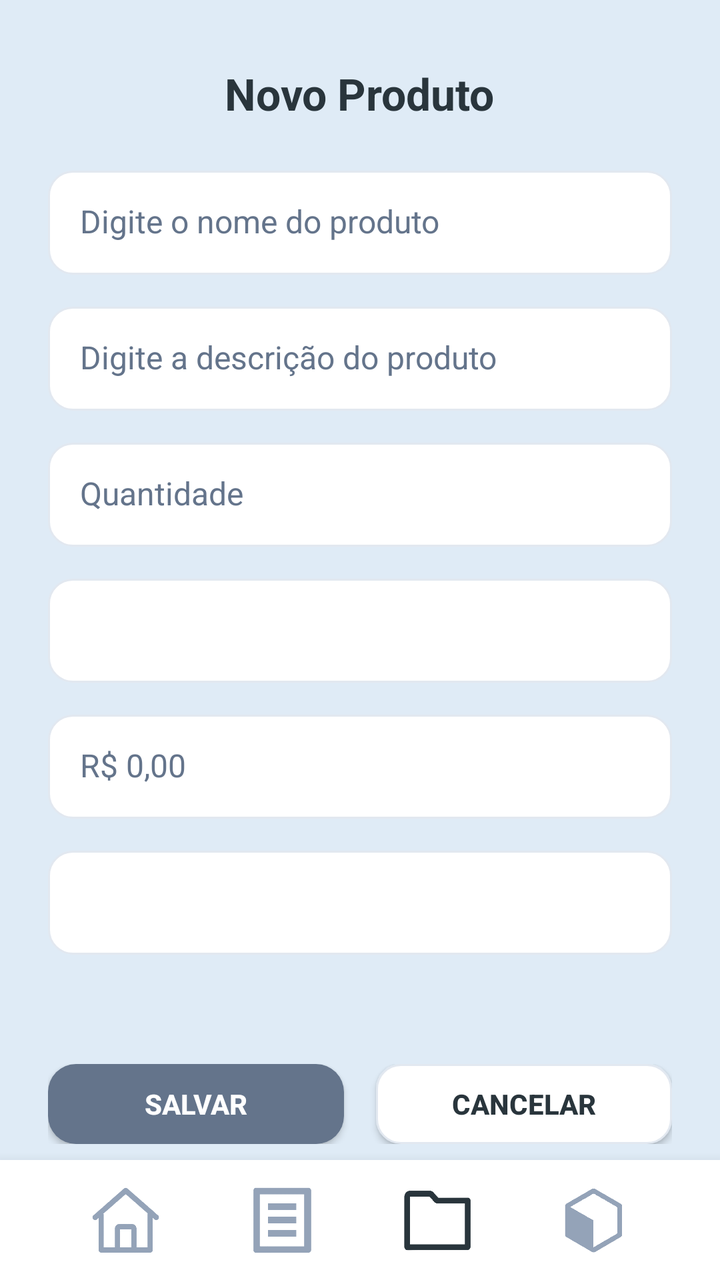
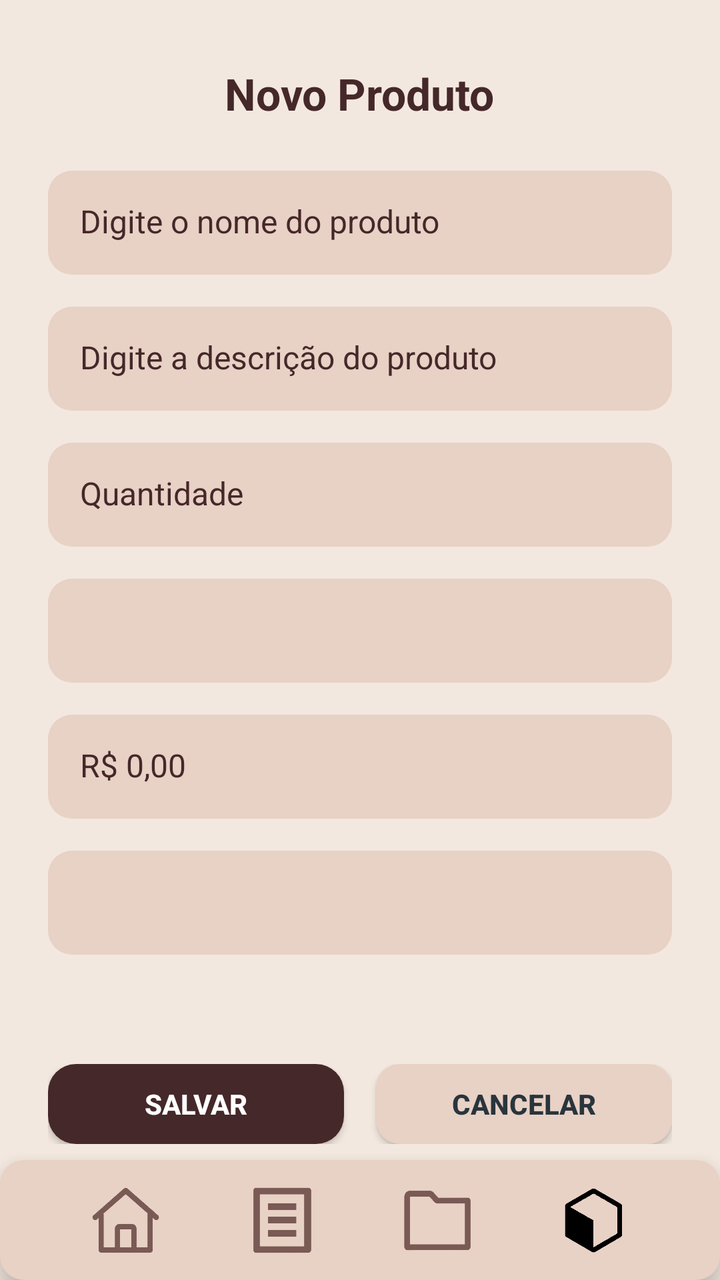

Screens rendered from an Android XML layout before and after an edit, with the pre-edit source and the edit as a unified diff.
<!-- AndroidManifest.xml: application theme Theme.ListaCompras -->
<!-- res/layout/activity_produto_criar.xml -->
<?xml version="1.0" encoding="utf-8"?>
<RelativeLayout xmlns:android="http://schemas.android.com/apk/res/android"
    xmlns:app="http://schemas.android.com/apk/res-auto"
    android:id="@+id/main"
    android:layout_width="match_parent"
    android:layout_height="match_parent"
    android:background="#DFEBF6">

    
    <TextView
        android:id="@+id/txtTituloNovoProduto"
        android:layout_width="wrap_content"
        android:layout_height="wrap_content"
        android:text="Novo Produto"
        android:textSize="22sp"
        android:textStyle="bold"
        android:textColor="#29353C"
        android:layout_marginTop="32dp"
        android:layout_centerHorizontal="true" />

    
    <LinearLayout
        android:id="@+id/containerFormulario"
        android:layout_width="match_parent"
        android:layout_height="wrap_content"
        android:orientation="vertical"
        android:layout_below="@id/txtTituloNovoProduto"
        android:paddingHorizontal="24dp"
        android:paddingTop="24dp">

        
        <EditText
            android:id="@+id/edtNome"
            android:layout_width="match_parent"
            android:layout_height="52dp"
            android:hint="Digite o nome do produto"
            android:background="@drawable/card_secundario"
            android:padding="16dp"
            android:textColor="#29353C"
            android:textColorHint="#64748B"
            android:textSize="16sp" />

        <EditText
            android:id="@+id/edtDescricaoProduto"
            android:layout_width="match_parent"
            android:layout_height="52dp"
            android:layout_marginTop="16dp"
            android:hint="Digite a descrição do produto"
            android:background="@drawable/card_secundario"
            android:padding="16dp"
            android:textColor="#29353C"
            android:textColorHint="#64748B"
            android:textSize="16sp" />

        
        <EditText
            android:id="@+id/edtQuantidadeProduto"
            android:layout_width="match_parent"
            android:layout_height="52dp"
            android:layout_marginTop="16dp"
            android:hint="Quantidade"
            android:inputType="number"
            android:background="@drawable/card_secundario"
            android:padding="16dp"
            android:textColor="#29353C"
            android:textColorHint="#64748B"
            android:textSize="16sp" />

        
        <Spinner
            android:id="@+id/spinnerUnidade"
            android:layout_width="match_parent"
            android:layout_height="52dp"
            android:layout_marginTop="16dp"
            android:background="@drawable/card_secundario"
            android:padding="16dp"
            android:spinnerMode="dropdown" />

        
        <EditText
            android:id="@+id/edtPrecoProduto"
            android:layout_width="match_parent"
            android:layout_height="52dp"
            android:layout_marginTop="16dp"
            android:hint="R$ 0,00"
            android:inputType="numberDecimal"
            android:background="@drawable/card_secundario"
            android:padding="16dp"
            android:textColor="#29353C"
            android:textColorHint="#64748B"
            android:textSize="16sp" />

        
        <Spinner
            android:id="@+id/spinnerCategoriaProduto"
            android:layout_width="match_parent"
            android:layout_height="52dp"
            android:layout_marginTop="16dp"
            android:background="@drawable/card_secundario"
            android:padding="16dp"
            android:spinnerMode="dropdown" />

    </LinearLayout>

    <LinearLayout
        android:id="@+id/containerBotoes"
        android:layout_width="match_parent"
        android:layout_height="wrap_content"
        android:orientation="horizontal"
        android:gravity="center"
        android:layout_above="@id/footer"
        android:paddingHorizontal="24dp"
        android:layout_marginBottom="8dp">

        
        <androidx.appcompat.widget.AppCompatButton
            android:id="@+id/btnSalvar"
            android:layout_width="0dp"
            android:layout_height="40dp"
            android:layout_weight="1"
            android:text="Salvar"
            android:textStyle="bold"
            android:textColor="#FFFFFF"
            android:background="@drawable/card_principal" />

        <Space
            android:layout_width="16dp"
            android:layout_height="0dp" />

        
        <androidx.appcompat.widget.AppCompatButton
            android:id="@+id/btnCancelar"
            android:layout_width="0dp"
            android:layout_height="40dp"
            android:layout_weight="1"
            android:text="Cancelar"
            android:textStyle="bold"
            android:textColor="#29353C"
            android:background="@drawable/card_secundario" />
    </LinearLayout>

    
    <LinearLayout
        android:id="@+id/footer"
        android:layout_width="match_parent"
        android:layout_height="60dp"
        android:layout_alignParentBottom="true"
        android:background="#FFFFFF"
        android:elevation="10dp"
        android:gravity="center"
        android:orientation="horizontal"
        android:paddingHorizontal="24dp">

        <ImageView
            android:id="@+id/iconHome"
            android:layout_width="36dp"
            android:layout_height="36dp"
            android:layout_weight="1"
            android:src="@drawable/ic_home"
            app:tint="#94A3B8"/>

        <ImageView
            android:id="@+id/iconListas"
            android:layout_width="36dp"
            android:layout_height="36dp"
            android:layout_weight="1"
            android:src="@drawable/ic_lista"
            app:tint="#94A3B8"/>

        <ImageView
            android:id="@+id/iconCategorias"
            android:layout_width="36dp"
            android:layout_height="36dp"
            android:layout_weight="1"
            android:src="@drawable/ic_pasta"
            app:tint="#29353C"/>

        <ImageView
            android:id="@+id/iconProdutos"
            android:layout_width="36dp"
            android:layout_height="36dp"
            android:layout_weight="1"
            android:src="@drawable/ic_caixa"
            app:tint="#94A3B8"/>
    </LinearLayout>

</RelativeLayout>
<!-- resources referenced by this layout -->
<resources>
  <!-- drawable card_principal (drawable) -->
  <shape xmlns:android="http://schemas.android.com/apk/res/android">
      <solid android:color="#64748B"/>
      <corners android:radius="14dp"/>
  </shape>
  <!-- drawable card_secundario (drawable) -->
  <shape xmlns:android="http://schemas.android.com/apk/res/android">
      <solid android:color="#FFFFFF"/>
      <corners android:radius="12dp"/>
      <stroke android:width="1dp" android:color="#E2E8F0"/>
  </shape>
  <!-- drawable ic_caixa: png bitmap (drawable, 30803 bytes) -->
  <!-- drawable ic_home: png bitmap (drawable, 26750 bytes) -->
  <!-- drawable ic_lista: png bitmap (drawable, 12721 bytes) -->
  <!-- drawable ic_pasta: png bitmap (drawable, 12054 bytes) -->
  <style name="Theme.ListaCompras" parent="Base.Theme.ListaCompras" />
  <style name="Base.Theme.ListaCompras" parent="Theme.Material3.DayNight.NoActionBar">
          
          
      </style>
</resources>

<!-- the commit's change to res/layout/activity_produto_criar.xml (unified diff, before → after) -->
@@ -4,7 +4,7 @@
     android:id="@+id/main"
     android:layout_width="match_parent"
     android:layout_height="match_parent"
-    android:background="#DFEBF6">
+    android:background="#F3E8DF">
 
     
     <TextView
@@ -14,7 +14,7 @@
         android:text="Novo Produto"
         android:textSize="22sp"
         android:textStyle="bold"
-        android:textColor="#29353C"
+        android:textColor="#452829"
         android:layout_marginTop="32dp"
         android:layout_centerHorizontal="true" />
 
@@ -36,8 +36,8 @@
             android:hint="Digite o nome do produto"
             android:background="@drawable/card_secundario"
             android:padding="16dp"
-            android:textColor="#29353C"
-            android:textColorHint="#64748B"
+            android:textColor="#452829"
+            android:textColorHint="#452829"
             android:textSize="16sp" />
 
         <EditText
@@ -48,8 +48,8 @@
             android:hint="Digite a descrição do produto"
             android:background="@drawable/card_secundario"
             android:padding="16dp"
-            android:textColor="#29353C"
-            android:textColorHint="#64748B"
+            android:textColor="#452829"
+            android:textColorHint="#452829"
             android:textSize="16sp" />
 
         
@@ -62,8 +62,8 @@
             android:inputType="number"
             android:background="@drawable/card_secundario"
             android:padding="16dp"
-            android:textColor="#29353C"
-            android:textColorHint="#64748B"
+            android:textColor="#452829"
+            android:textColorHint="#452829"
             android:textSize="16sp" />
 
         
@@ -86,8 +86,8 @@
             android:inputType="numberDecimal"
             android:background="@drawable/card_secundario"
             android:padding="16dp"
-            android:textColor="#29353C"
-            android:textColorHint="#64748B"
+            android:textColor="#452829"
+            android:textColorHint="#452829"
             android:textSize="16sp" />
 
         
@@ -145,7 +145,7 @@
         android:layout_width="match_parent"
         android:layout_height="60dp"
         android:layout_alignParentBottom="true"
-        android:background="#FFFFFF"
+        android:background="@drawable/card_secundario"
         android:elevation="10dp"
         android:gravity="center"
         android:orientation="horizontal"
@@ -157,7 +157,7 @@
             android:layout_height="36dp"
             android:layout_weight="1"
             android:src="@drawable/ic_home"
-            app:tint="#94A3B8"/>
+            app:tint="#7A5A54"/>
 
         <ImageView
             android:id="@+id/iconListas"
@@ -165,7 +165,7 @@
             android:layout_height="36dp"
             android:layout_weight="1"
             android:src="@drawable/ic_lista"
-            app:tint="#94A3B8"/>
+            app:tint="#7A5A54"/>
 
         <ImageView
             android:id="@+id/iconCategorias"
@@ -173,7 +173,7 @@
             android:layout_height="36dp"
             android:layout_weight="1"
             android:src="@drawable/ic_pasta"
-            app:tint="#29353C"/>
+            app:tint="#7A5A54"/>
 
         <ImageView
             android:id="@+id/iconProdutos"
@@ -181,7 +181,7 @@
             android:layout_height="36dp"
             android:layout_weight="1"
             android:src="@drawable/ic_caixa"
-            app:tint="#94A3B8"/>
+            app:tint="#000000"/>
     </LinearLayout>
 
 </RelativeLayout>
<!-- resource entries referenced after the edit -->
@@ -2,14 +2,13 @@
 <resources>
   <!-- drawable card_principal (drawable) -->
   <shape xmlns:android="http://schemas.android.com/apk/res/android">
-      <solid android:color="#64748B"/>
+      <solid android:color="#452829"/>
       <corners android:radius="14dp"/>
   </shape>
   <!-- drawable card_secundario (drawable) -->
   <shape xmlns:android="http://schemas.android.com/apk/res/android">
-      <solid android:color="#FFFFFF"/>
-      <corners android:radius="12dp"/>
-      <stroke android:width="1dp" android:color="#E2E8F0"/>
+      <solid android:color="#E8D1C5"/>
+      <corners android:radius="12dp"/>/>
   </shape>
   <!-- drawable ic_caixa: png bitmap (drawable, 30803 bytes) -->
   <!-- drawable ic_home: png bitmap (drawable, 26750 bytes) -->
